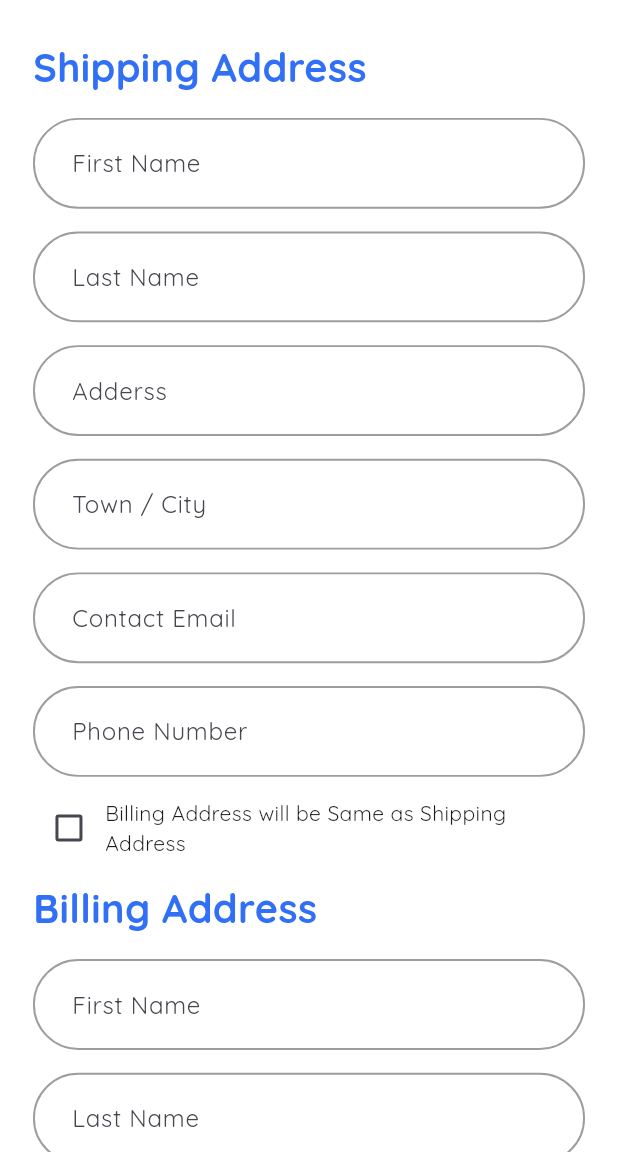
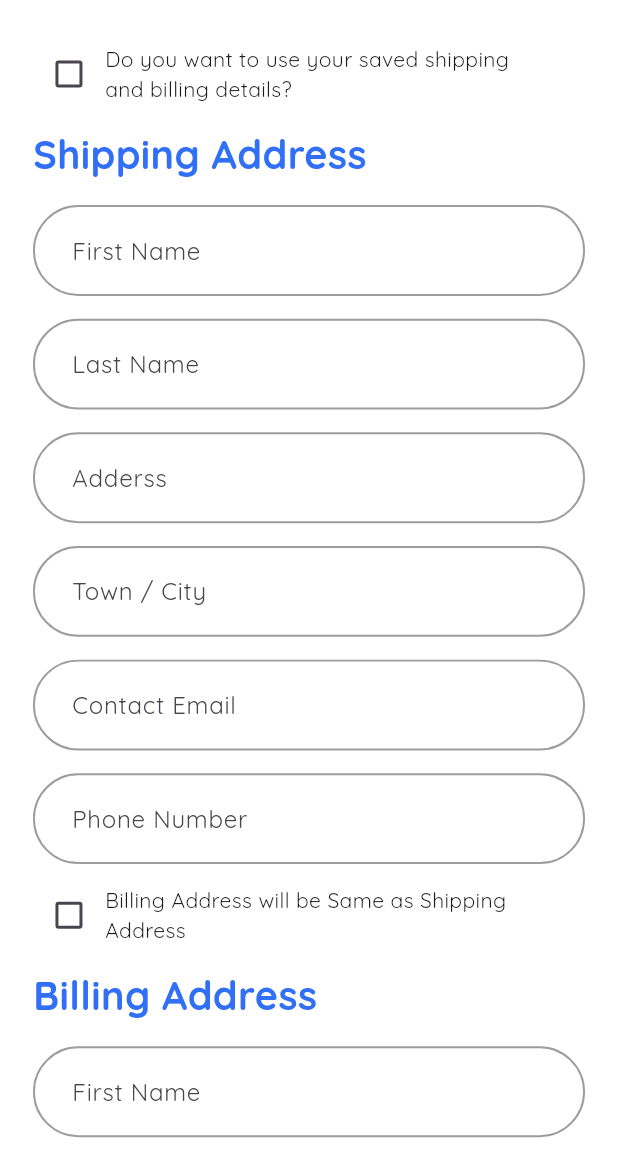
Before and after one commit to M7mdAbolila/shuwaikh, a Flutter app: the CheckoutScreen screen opened directly with empty values, on a phone screen of 412 x 824 dp, the part 84-1236 px from its top. Run offline on Flutter 3.47's test engine with Material 3 defaults, Android fonts, the phone set to English and light mode, and no system bars; our stand-ins replace bloc, cached_network_image, carousel_slider, curved_navigation_bar, dartz, dio and 12 more; missing offline and left inert: clipboard; accounts and stored records are empty; generated files the repository leaves out were written again; network calls fail.

Commit message:
get saved details when checkout and save if new details add arbic to massage in add to cart and place order

```diff
--- a/lib/core/helpers/constants.dart
+++ b/lib/core/helpers/constants.dart
@@ -22,3 +22,4 @@ const billAddress = 'billAddress';
 const billEmail = 'billEmail';
 const billNumber = 'billNumber';
 const billCity = 'billCity';
+const isFirstTime = 'isFirstTime';
--- a/lib/core/routing/app_router.dart
+++ b/lib/core/routing/app_router.dart
@@ -120,7 +120,7 @@ class AppRouter {
           builder: (_) => const VoucherScreen(),
         );
       case Routes.checkoutScreen:
-        final cartTotal = settings.arguments as double?;
+        final total = settings.arguments as double;
 
         return MaterialPageRoute(
           builder: (_) => MultiBlocProvider(
@@ -138,7 +138,7 @@ class AppRouter {
               ),
             ],
             child: CheckoutScreen(
-              cartTotal: cartTotal,
+              total: total,
             ),
           ),
         );
--- a/lib/features/Products_page/ui/widgets/horizontal_product_item.dart
+++ b/lib/features/Products_page/ui/widgets/horizontal_product_item.dart
@@ -34,16 +34,16 @@ class _HorizontalProductItemState extends State<HorizontalProductItem> {
         padding: EdgeInsets.only(bottom: 15.h),
         child: Container(
           width: 335.w,
-          height: 110.h,
+          height: 115.h,
           decoration: BoxDecoration(
-            borderRadius: BorderRadius.circular(10),
+            borderRadius: BorderRadius.circular(10.r),
             color: Colors.white,
             boxShadow: const [
               BoxShadow(
                 color: ColorsManager.lightBlue,
                 offset: Offset(5, 5),
                 blurRadius: 14,
-                spreadRadius: -4,
+                spreadRadius: 2,
               ),
             ],
           ),
--- a/lib/features/cart/ui/cart_screen.dart
+++ b/lib/features/cart/ui/cart_screen.dart
@@ -30,7 +30,7 @@ class _CartScreenState extends State<CartScreen> {
           ),
         ),
       ],
-      child: const CartScreenBody(),
+      child: CartScreenBody(),
     );
   }
 }
--- /dev/null
+++ b/lib/features/checkout/data/models/checkout_arguments.dart
@@ -0,0 +1,6 @@
+class CheckoutArguments {
+  final double total;
+  final bool useSavedDetails;
+
+  CheckoutArguments({required this.total, required this.useSavedDetails});
+}
--- a/lib/features/checkout/ui/checkout_screen.dart
+++ b/lib/features/checkout/ui/checkout_screen.dart
@@ -1,24 +1,28 @@
+// ignore_for_file: use_build_context_synchronously
+
 import 'package:flutter/material.dart';
 import 'package:flutter_bloc/flutter_bloc.dart';
 import 'package:flutter_screenutil/flutter_screenutil.dart';
 import 'package:shuwaikh/core/helpers/custom_snack_bar.dart';
 import 'package:shuwaikh/core/helpers/extensions.dart';
 import 'package:shuwaikh/core/theming/colors.dart';
-import 'package:shuwaikh/features/cart/ui/widgets/custom_button.dart';
 import 'package:shuwaikh/features/checkout/logic/place_order_cubit/place_order_cubit.dart';
-import 'package:shuwaikh/features/checkout/ui/widgets/billing_address_section.dart';
 import 'package:shuwaikh/features/checkout/ui/widgets/order_total_section.dart';
 import 'package:shuwaikh/generated/l10n.dart';
 
 import '../../../core/helpers/spacing.dart';
 import '../../../core/theming/styles.dart';
+import 'widgets/checkout_button.dart';
 import 'widgets/pay_via_widget.dart';
-import 'widgets/shipping_address_section.dart';
+import 'widgets/shipping_and_billing_section.dart';
 import 'widgets/shipping_charges_section.dart';
 
 class CheckoutScreen extends StatefulWidget {
-  const CheckoutScreen({super.key, required this.cartTotal});
-  final double? cartTotal;
+  const CheckoutScreen({
+    super.key,
+    required this.total,
+  });
+  final double total;
 
   @override
   State<CheckoutScreen> createState() => _CheckoutScreenState();
@@ -45,15 +49,10 @@ class _CheckoutScreenState extends State<CheckoutScreen> {
             child: Column(
               children: [
                 verticalSpace(25),
-                const ShippingAddressSection(),
-                verticalSpace(10),
-                const BillingAddressSection(),
-                verticalSpace(20),
+                const ShippingAndBillingDetailsSection(),
                 const ShippingChargesSection(),
                 verticalSpace(20),
-                OrderTotalAndDiscountSection(
-                  cartTotal: widget.cartTotal!,
-                ),
+                OrderTotalAndDiscountSection(cartTotal: widget.total),
                 verticalSpace(20),
                 const PayViaWidget(),
                 verticalSpace(20),
@@ -79,24 +78,7 @@ class _CheckoutScreenState extends State<CheckoutScreen> {
                   },
                   child: const SizedBox.shrink(),
                 ),
-                CustomButton(
-                  text: S.of(context).order,
-                  color: ColorsManager.blue,
-                  onTap: () {
-                    if (context
-                        .read<PlaceOrderCubit>()
-                        .formKey
-                        .currentState!
-                        .validate()) {
-                      if (context.read<PlaceOrderCubit>().selectCharges) {
-                        context.read<PlaceOrderCubit>().placeOrder();
-                      } else {
-                        customSnackBar(context,
-                            S.of(context).select_shipping_charge, true);
-                      }
-                    }
-                  },
-                ),
+                const CheckoutButton(),
                 verticalSpace(100),
               ],
             ),
--- /dev/null
+++ b/lib/features/checkout/ui/widgets/shipping_and_billing_section.dart
@@ -0,0 +1,65 @@
+import 'package:flutter/material.dart';
+import 'package:flutter_bloc/flutter_bloc.dart';
+import 'package:flutter_screenutil/flutter_screenutil.dart';
+import 'package:shuwaikh/features/checkout/ui/widgets/billing_address_section.dart';
+import 'package:shuwaikh/features/checkout/ui/widgets/shipping_address_section.dart';
+
+import '../../../../core/helpers/spacing.dart';
+import '../../../../core/theming/colors.dart';
+import '../../../../generated/l10n.dart';
+import '../../logic/place_order_cubit/place_order_cubit.dart';
+
+class ShippingAndBillingDetailsSection extends StatefulWidget {
+  const ShippingAndBillingDetailsSection({super.key});
+
+  @override
+  State<ShippingAndBillingDetailsSection> createState() =>
+      _ShippingAndBillingDetailsSectionState();
+}
+
+class _ShippingAndBillingDetailsSectionState
+    extends State<ShippingAndBillingDetailsSection> {
+  bool useSavedDetails = false;
+  @override
+  Widget build(BuildContext context) {
+    return Column(
+      children: [
+        Row(
+          children: [
+            Checkbox(
+              activeColor: ColorsManager.blue,
+              value: useSavedDetails,
+              onChanged: (check) {
+                setState(() {
+                  useSavedDetails = check!;
+                  check
+                      ? context.read<PlaceOrderCubit>().useSavedDetails = true
+                      : context.read<PlaceOrderCubit>().useSavedDetails = false;
+                });
+              },
+            ),
+            SizedBox(
+              width: 250.w,
+              child: Text(
+                S.of(context).want_use_saved_details,
+                maxLines: 2,
+                overflow: TextOverflow.ellipsis,
+              ),
+            ),
+          ],
+        ),
+        verticalSpace(10),
+        useSavedDetails == false
+            ? Column(
+                children: [
+                  const ShippingAddressSection(),
+                  verticalSpace(10),
+                  const BillingAddressSection(),
+                  verticalSpace(20),
+                ],
+              )
+            : const SizedBox.shrink(),
+      ],
+    );
+  }
+}
--- a/lib/features/product_details/ui/widgets/info_part.dart
+++ b/lib/features/product_details/ui/widgets/info_part.dart
@@ -1,5 +1,4 @@
 import 'dart:convert';
-import 'dart:developer';
 
 import 'package:flutter/material.dart';
 import 'package:flutter_bloc/flutter_bloc.dart';
@@ -99,7 +98,6 @@ class _InfoPartState extends State<InfoPart> {
     String jsonString = widget.productDetails!.variations ?? '';
     final jsonData = jsonDecode(jsonString);
     final variation = Variation.fromJson(jsonData);
-    log('StringToVar${jsonData.toString()}');
     return variation;
   }
 
--- a/lib/features/product_details/ui/widgets/select_size_widget.dart
+++ b/lib/features/product_details/ui/widgets/select_size_widget.dart
@@ -1,5 +1,4 @@
 import 'dart:convert';
-import 'dart:developer';
 
 import 'package:flutter/material.dart';
 import 'package:flutter_bloc/flutter_bloc.dart';
@@ -24,13 +23,11 @@ class SelectSizeWidget extends StatefulWidget {
 class _SelectSizeWidgetState extends State<SelectSizeWidget> {
   String defaultSizeFromJson() {
     String jsonString = jsonEncode(widget.variation.sizes[0]);
-    log('default : $jsonString');
     return jsonString;
   }
 
   String sizeFromJson(Size size) {
     String jsonString = jsonEncode(size);
-    log('select size : $jsonString');
     return jsonString;
   }
 
--- a/lib/l10n/intl_ar.arb
+++ b/lib/l10n/intl_ar.arb
@@ -103,5 +103,14 @@
     "copy" : "نسخ",
     "copied" : "نسخ إلى الحافظة",
     "cancel" : "إلغاء",
-    "cart_empty":"السلة فارغة"
+    "cart_empty":"السلة فارغة",
+    "use_saved_data": "استخدم التفاصيل المحفوظة",
+    "want_use_saved_details" : "هل تريد استخدام تفاصيل الشحن والفواتير المحفوظة؟",
+    "save_details" : "حفظ التفاصيل",
+    "want_save_for_future":"هل تريد حفظ هذه التفاصيل لاستخدامها في المستقبل؟",
+    "can_edit_from_setting" : "يمكن تعديل التفاصيل في أي وقت من خلال \"الإعدادات\" -> \"تعديل تفاصيل الشحن\" أو \"تعديل تفاصيل الفواتير\"",
+    "yes":"نعم",
+    "no" : "لا",
+    "coupon" : "كوبون",
+    "copy_and_paste":"انسخ القسيمة وألصقها عند الدفع"
 }
--- a/lib/l10n/intl_en.arb
+++ b/lib/l10n/intl_en.arb
@@ -103,9 +103,14 @@
     "copy" : "Copy",
     "copied" : "Copied To Clipboard",
     "cancel" : "Cancel",
-    "cart_empty" : "The cart is empty "
-
-
-
-
+    "cart_empty" : "The cart is empty ",
+    "use_saved_data": "Use Saved Details",
+    "want_use_saved_details" : "Do you want to use your saved shipping and billing details?",
+    "save_details" : "Save Details",
+    "want_save_for_future":"Do you want to save these details for future use?",
+    "can_edit_from_setting" : "Can edit details any time form \"Setting\" -> \"Edit Shipping Details\" or \"Edit Billing Details\"",
+    "yes" :"Yes",
+    "no" : "No",
+    "coupon" : "Coupon",
+    "copy_and_paste":"Copy coupon and paste it when checkout"
 }
```
Also changed, not shown: lib/features/cart/logic/add_to_cart_cubit/add_to_cart_cubit.dart (+13 -3 lines), lib/features/cart/ui/widgets/cart_screen_body.dart (+25 -9 lines), lib/features/cart/ui/widgets/order_bloc_listener.dart (deleted, +0 -21 lines), lib/features/checkout/logic/place_order_cubit/place_order_cubit.dart (+17 -9 lines), lib/features/checkout/ui/widgets/checkout_button.dart (added, +179 -0 lines), lib/features/checkout/ui/widgets/order_total_section.dart (+12 -14 lines), lib/features/home/ui/widgets/vouncher_item.dart (+9 -6 lines), lib/generated/intl/messages_ar.dart, lib/generated/intl/messages_en.dart, lib/generated/l10n.dart.
